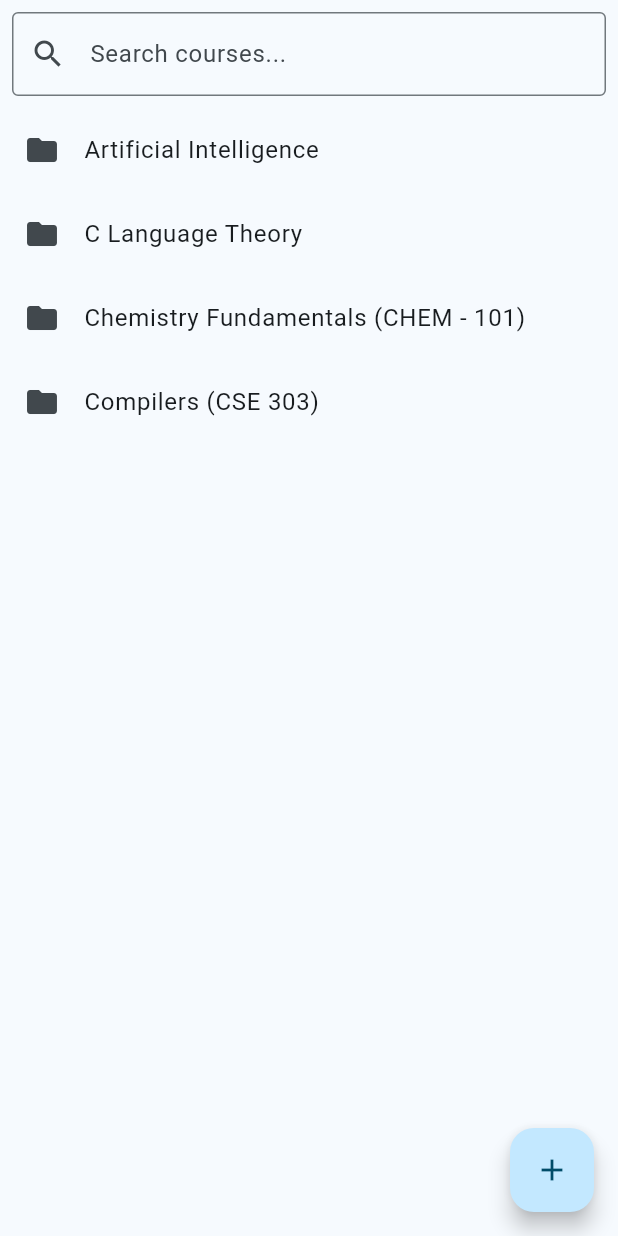
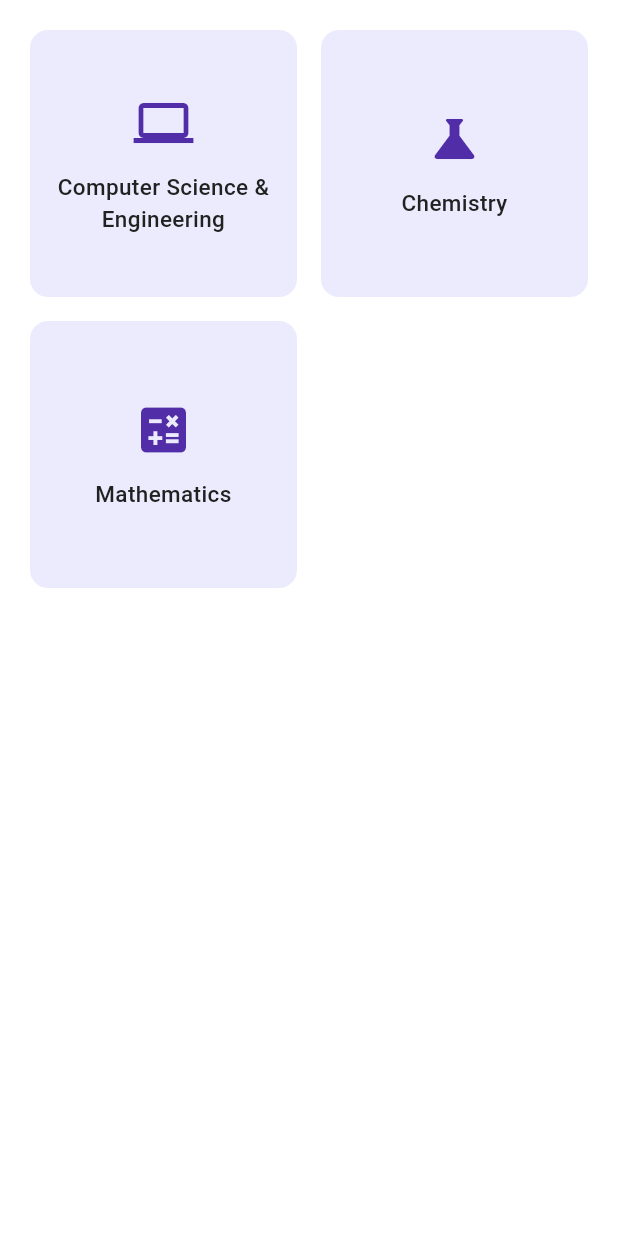
Before and after one commit to Deesun-Abar-Ke/CampusNet, a Flutter app: the StudyMaterialsHome screen opened directly, on a phone screen of 412 x 824 dp. Run offline on Flutter 3.47's test engine with Material 3 defaults, Android fonts, the phone set to English and light mode, and no system bars.

Commit message:
study materials

```diff
--- a/lib/screens/landing_page.dart
+++ b/lib/screens/landing_page.dart
@@ -26,7 +26,7 @@ class _LandingPageState extends State<LandingPage> {
 
   final Map<String, String> _titles = {
     '/home': '🏠 Home',
-    '/blood-bank': '🩸 Blood Bank',
+    '/blood-bank': 'Emergency',
     '/blood-bank/ambulance': 'Call Ambulance',
     '/blood-bank/request' : '🙋 Request Blood',
     '/blood-bank/find': '🔍 Find Donors',
--- a/lib/screens/study_materials/study_materials_home.dart
+++ b/lib/screens/study_materials/study_materials_home.dart
@@ -1,102 +1,106 @@
+// lib/screens/study_materials/study_materials_home.dart
 import 'package:flutter/material.dart';
-import 'course_chapters_page.dart';
+import 'course_list_page.dart';
 
-class StudyMaterialsHome extends StatefulWidget {
+class StudyMaterialsHome extends StatelessWidget {
   const StudyMaterialsHome({Key? key}) : super(key: key);
 
-  @override
-  State<StudyMaterialsHome> createState() => _StudyMaterialsHomeState();
-}
-
-class _StudyMaterialsHomeState extends State<StudyMaterialsHome> {
-  final List<String> allCourses = [
+  final List<Map<String, dynamic>> departments = const [
+    {
+      'name': 'Computer Science & Engineering',
+      'icon': Icons.computer,
+      'courses': [
         'Artificial Intelligence',
         'C Language Theory',
+        'Compilers (CSE 303)',
+        'Data Structures',
+      ],
+    },
+    {
+      'name': 'Chemistry',
+      'icon': Icons.science,
+      'courses': [
         'Chemistry Fundamentals (CHEM - 101)',
-    'Compilers (CSE 303)',
+        'Organic Chemistry',
+        'Inorganic Chemistry',
+      ],
+    },
+    {
+      'name': 'Mathematics',
+      'icon': Icons.calculate,
+      'courses': [
+        'Linear Algebra',
+        'Calculus',
+        'Discrete Mathematics',
+      ],
+    },
   ];
-
-  String searchQuery = '';
-
-  void _addNewCourse() {
-    showDialog(
-      context: context,
-      builder: (context) {
-        String newCourse = '';
-        return AlertDialog(
-          title: const Text('Add New Course'),
-          content: TextField(
-            onChanged: (val) => newCourse = val,
-            decoration: const InputDecoration(hintText: 'Enter course name'),
-          ),
-          actions: [
-            TextButton(
-              onPressed: () => Navigator.pop(context), // Cancel
-              child: const Text('Cancel'),
-            ),
-            ElevatedButton(
-              onPressed: () {
-                if (newCourse.trim().isNotEmpty) {
-                  setState(() => allCourses.add(newCourse.trim()));
-                  Navigator.pop(context);
-                }
-              },
-              child: const Text('Add'),
-            ),
-          ],
-        );
-      },
-    );
-  }
 
   @override
   Widget build(BuildContext context) {
-    final filtered = allCourses
-        .where((course) =>
-        course.toLowerCase().contains(searchQuery.toLowerCase()))
-        .toList();
-
     return Scaffold(
-      body: Column(
-        children: [
-          Padding(
-            padding: const EdgeInsets.all(8.0),
-            child: TextField(
-              onChanged: (val) => setState(() => searchQuery = val),
-              decoration: const InputDecoration(
-                hintText: 'Search courses...',
-                prefixIcon: Icon(Icons.search),
-                border: OutlineInputBorder(),
-              ),
-            ),
-          ),
-          Expanded(
-            child: ListView.builder(
-              itemCount: filtered.length,
-              itemBuilder: (context, index) {
-                return ListTile(
-                  leading: const Icon(Icons.folder),
-                  title: Text(filtered[index]),
+      backgroundColor: Colors.white,
+      body: Padding(
+        padding: const EdgeInsets.all(20),
+        child: GridView.count(
+          crossAxisCount: 2,
+          crossAxisSpacing: 16,
+          mainAxisSpacing: 16,
+          children: departments.map((dept) {
+            return _buildTile(
+              context,
+              icon: dept['icon'],
+              label: dept['name'],
               onTap: () {
                 Navigator.push(
                   context,
                   MaterialPageRoute(
-                        builder: (_) => CourseChaptersPage(
-                          courseName: filtered[index],
+                    builder: (context) => CourseListPage(
+                      departmentName: dept['name'],
+                      courses: List<String>.from(dept['courses']),
                     ),
                   ),
                 );
               },
             );
-              },
+          }).toList(),
+        ),
+      ),
+    );
+  }
+
+  Widget _buildTile(
+      BuildContext context, {
+        required IconData icon,
+        required String label,
+        required VoidCallback onTap,
+      }) {
+    return Material(
+      color: const Color(0xFFECEBFD),
+      borderRadius: BorderRadius.circular(12),
+      child: InkWell(
+        onTap: onTap,
+        borderRadius: BorderRadius.circular(12),
+        splashColor: Colors.deepPurple.shade100,
+        child: Container(
+          padding: const EdgeInsets.all(16),
+          child: Column(
+            mainAxisAlignment: MainAxisAlignment.center,
+            children: [
+              Icon(icon, size: 40, color: Colors.deepPurple[700]),
+              const SizedBox(height: 12),
+              Text(
+                label,
+                textAlign: TextAlign.center,
+                style: TextStyle(
+                  fontSize: 15,
+                  fontWeight: FontWeight.w500,
+                  color: Colors.grey[900],
                 ),
               ),
             ],
           ),
-      floatingActionButton: FloatingActionButton(
-        onPressed: _addNewCourse,
-        tooltip: 'Add New Course',
-        child: const Icon(Icons.add),
+        ),
       ),
     );
   }
--- a/pubspec.yaml
+++ b/pubspec.yaml
@@ -27,6 +27,7 @@ environment:
 # dependencies can be manually updated by changing the version numbers below to
 # the latest version available on pub.dev. To see which dependencies have newer
 # versions available, run `flutter pub outdated`.
+
 dependencies:
   flutter:
     sdk: flutter
```
Also changed, not shown: lib/screens/study_materials/course_chapters_page.dart (+55 -15 lines), lib/screens/study_materials/course_list_page.dart (added, +114 -0 lines), lib/screens/study_materials/upload_note_dialog.dart (line endings or trailing spaces), 6 other files. Lines whose indentation alone changed are shown as unchanged.
